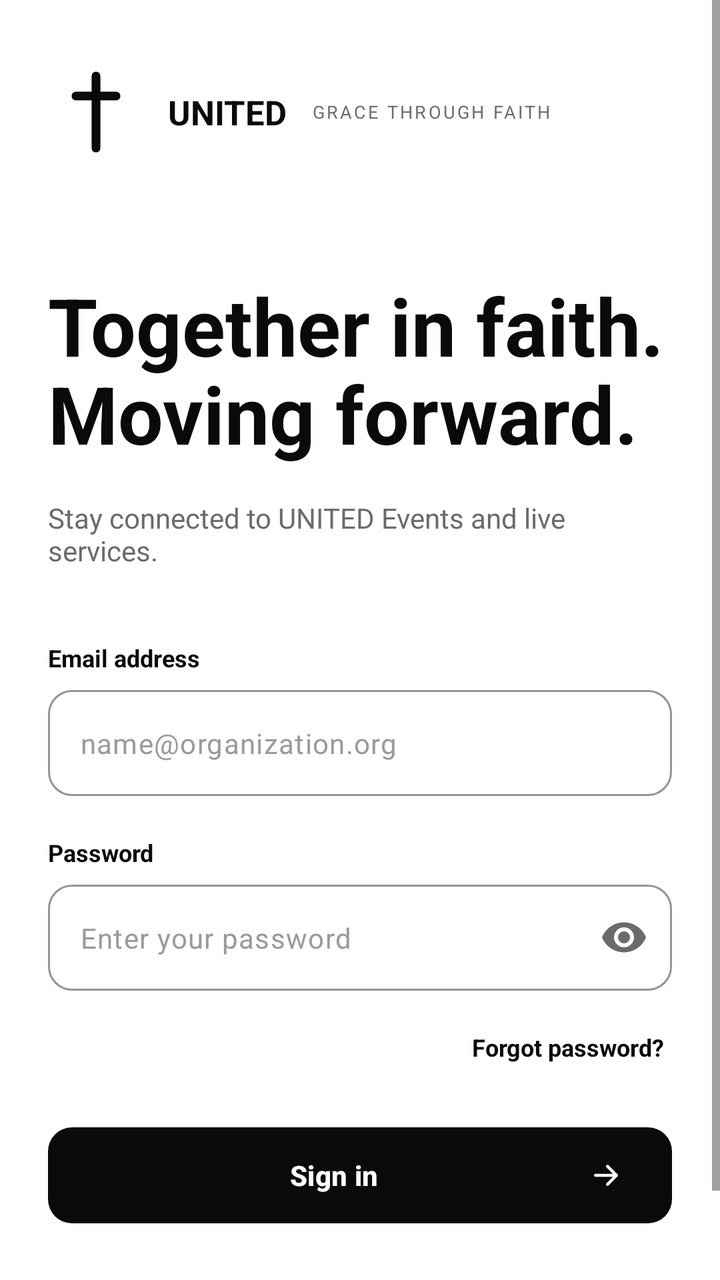
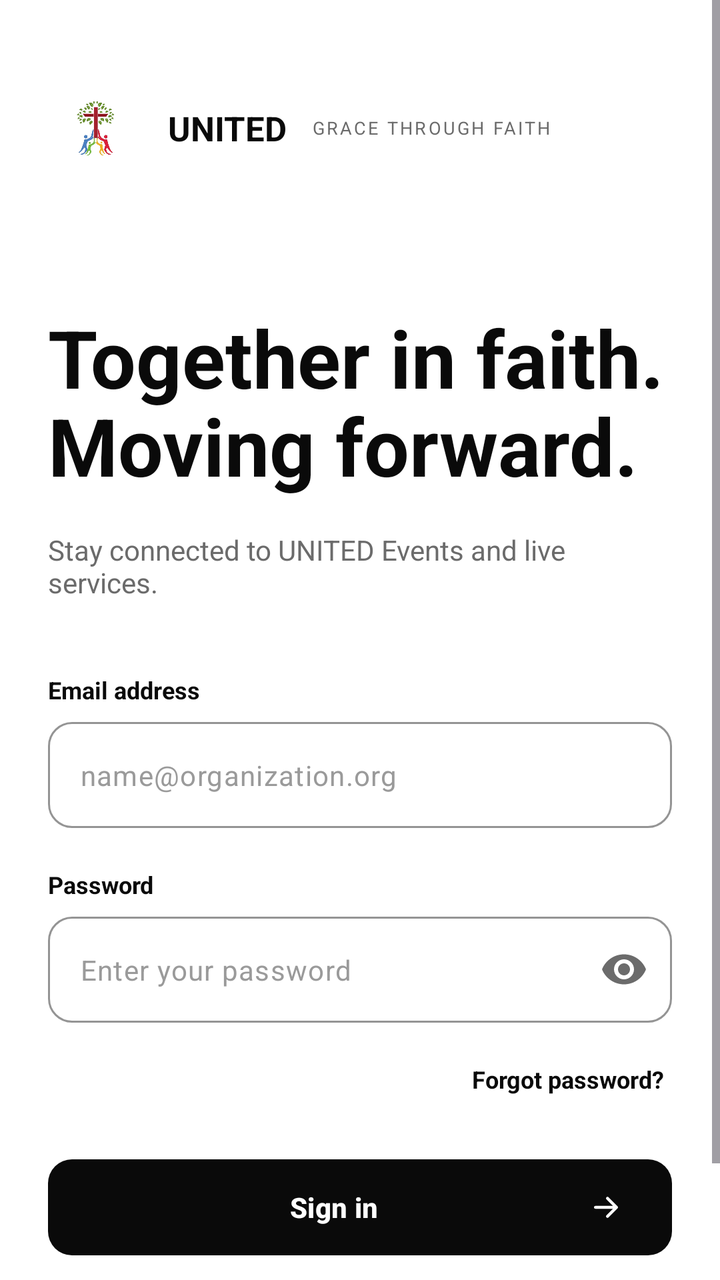

An Android layout rendered at two revisions. The XML below is the earlier revision; the diff shows what the commit changed to produce the second picture.
<!-- AndroidManifest.xml: application theme Theme.UNITED -->
<!-- res/layout/activity_login.xml -->
<?xml version="1.0" encoding="utf-8"?>
<ScrollView xmlns:android="http://schemas.android.com/apk/res/android"
    xmlns:app="http://schemas.android.com/apk/res-auto"
    android:id="@+id/main"
    android:layout_width="match_parent"
    android:layout_height="match_parent"
    android:background="@color/white"
    android:fillViewport="true">

    <LinearLayout
        android:layout_width="match_parent"
        android:layout_height="wrap_content"
        android:minHeight="100dp"
        android:orientation="vertical"
        android:paddingHorizontal="24dp"
        android:paddingTop="32dp"
        android:paddingBottom="24dp">

        
        <LinearLayout
            android:layout_width="wrap_content"
            android:layout_height="wrap_content"
            android:gravity="center_vertical"
            android:orientation="horizontal">

            <ImageView
                android:id="@+id/ivLogo"
                android:layout_width="48dp"
                android:layout_height="48dp"
                android:contentDescription="UNITED logo"
                android:src="@drawable/ic_logo_placeholder" />

            <TextView
                android:layout_width="wrap_content"
                android:layout_height="wrap_content"
                android:layout_marginStart="12dp"
                android:text="UNITED"
                android:textColor="@color/united_ink"
                android:textSize="17sp"
                android:textStyle="bold" />

            <TextView
                android:layout_width="wrap_content"
                android:layout_height="wrap_content"
                android:layout_marginStart="12dp"
                android:letterSpacing="0.12"
                android:text="@string/tagline"
                android:textColor="@color/united_gray"
                android:textSize="9sp" />
        </LinearLayout>

        
        <TextView
            android:layout_width="match_parent"
            android:layout_height="wrap_content"
            android:layout_marginTop="56dp"
            android:lineSpacingMultiplier="0.95"
            android:text="Together in faith. Moving forward."
            android:textColor="@color/united_ink"
            android:textSize="40sp"
            android:textStyle="bold" />

        <TextView
            android:layout_width="match_parent"
            android:layout_height="wrap_content"
            android:layout_marginTop="16dp"
            android:text="Stay connected to UNITED Events and live services."
            android:textColor="@color/united_gray"
            android:textSize="14sp" />

        
        <TextView
            android:layout_width="wrap_content"
            android:layout_height="wrap_content"
            android:layout_marginTop="36dp"
            android:text="Email address"
            android:textColor="@color/united_ink"
            android:textSize="12sp"
            android:textStyle="bold" />

        <com.google.android.material.textfield.TextInputLayout
            style="@style/Widget.Material3.TextInputLayout.OutlinedBox"
            android:layout_width="match_parent"
            android:layout_height="wrap_content"
            android:layout_marginTop="8dp"
            app:boxCornerRadiusBottomEnd="12dp"
            app:boxCornerRadiusBottomStart="12dp"
            app:boxCornerRadiusTopEnd="12dp"
            app:boxCornerRadiusTopStart="12dp"
            app:boxStrokeColor="@color/united_ink"
            app:hintEnabled="false">

            <com.google.android.material.textfield.TextInputEditText
                android:id="@+id/etEmail"
                android:layout_width="match_parent"
                android:layout_height="wrap_content"
                android:hint="name@organization.org"
                android:inputType="textEmailAddress"
                android:textColor="@color/united_ink"
                android:textColorHint="@color/united_gray_light"
                android:textSize="14sp" />
        </com.google.android.material.textfield.TextInputLayout>

        
        <TextView
            android:layout_width="wrap_content"
            android:layout_height="wrap_content"
            android:layout_marginTop="20dp"
            android:text="Password"
            android:textColor="@color/united_ink"
            android:textSize="12sp"
            android:textStyle="bold" />

        <com.google.android.material.textfield.TextInputLayout
            style="@style/Widget.Material3.TextInputLayout.OutlinedBox"
            android:layout_width="match_parent"
            android:layout_height="wrap_content"
            android:layout_marginTop="8dp"
            app:boxCornerRadiusBottomEnd="12dp"
            app:boxCornerRadiusBottomStart="12dp"
            app:boxCornerRadiusTopEnd="12dp"
            app:boxCornerRadiusTopStart="12dp"
            app:boxStrokeColor="@color/united_ink"
            app:endIconMode="password_toggle"
            app:endIconTint="@color/united_gray"
            app:hintEnabled="false">

            <com.google.android.material.textfield.TextInputEditText
                android:id="@+id/etPassword"
                android:layout_width="match_parent"
                android:layout_height="wrap_content"
                android:hint="Enter your password"
                android:inputType="textPassword"
                android:textColor="@color/united_ink"
                android:textColorHint="@color/united_gray_light"
                android:textSize="14sp" />
        </com.google.android.material.textfield.TextInputLayout>

        <TextView
            android:id="@+id/tvForgot"
            android:layout_width="wrap_content"
            android:layout_height="wrap_content"
            android:layout_gravity="end"
            android:layout_marginTop="16dp"
            android:padding="4dp"
            android:text="Forgot password?"
            android:textColor="@color/united_ink"
            android:textSize="12sp"
            android:textStyle="bold" />

        
        <com.google.android.material.button.MaterialButton
            android:id="@+id/btnSignIn"
            android:layout_width="match_parent"
            android:layout_height="56dp"
            android:layout_marginTop="24dp"
            android:text="Sign in"
            android:textAllCaps="false"
            android:textColor="@color/white"
            android:textSize="14sp"
            android:textStyle="bold"
            app:backgroundTint="@color/united_ink"
            app:cornerRadius="12dp"
            app:icon="@drawable/ic_arrow_right"
            app:iconGravity="end"
            app:iconTint="@color/white" />

        
        <View
            android:layout_width="match_parent"
            android:layout_height="0dp"
            android:layout_weight="1" />

        
        <LinearLayout
            android:layout_width="wrap_content"
            android:layout_height="wrap_content"
            android:layout_gravity="center_horizontal"
            android:layout_marginTop="32dp"
            android:orientation="horizontal">

            <TextView
                android:layout_width="wrap_content"
                android:layout_height="wrap_content"
                android:text="Don't have an account? "
                android:textColor="@color/united_gray"
                android:textSize="12sp" />

            <TextView
                android:id="@+id/tvCreateAccount"
                android:layout_width="wrap_content"
                android:layout_height="wrap_content"
                android:text="Create account"
                android:textColor="@color/united_ink"
                android:textSize="12sp"
                android:textStyle="bold" />
        </LinearLayout>

    </LinearLayout>
</ScrollView>
<!-- resources referenced by this layout -->
<resources>
  <color name="united_gray">#FF6B6B6B</color>
  <color name="united_gray_light">#FF9A9A9A</color>
  <color name="united_ink">#FF0A0A0A</color>
  <color name="white">#FFFFFFFF</color>
  <!-- drawable ic_arrow_right (drawable) -->
  <?xml version="1.0" encoding="utf-8"?>
  <vector xmlns:android="http://schemas.android.com/apk/res/android"
      android:width="24dp" android:height="24dp"
      android:viewportWidth="24" android:viewportHeight="24">
      <path android:pathData="M5,12h14 M13,6l6,6l-6,6"
          android:strokeColor="#FFFFFFFF" android:strokeWidth="2" android:strokeLineCap="round" android:strokeLineJoin="round" />
  </vector>
  <!-- drawable ic_logo_placeholder (drawable) -->
  <?xml version="1.0" encoding="utf-8"?>
  <vector xmlns:android="http://schemas.android.com/apk/res/android"
      android:width="48dp" android:height="48dp"
      android:viewportWidth="24" android:viewportHeight="24">
      <path android:pathData="M12,3v18 M7,8h10"
          android:strokeColor="#FF0A0A0A" android:strokeWidth="2.2" android:strokeLineCap="round" />
  </vector>
  <string name="tagline">GRACE THROUGH FAITH</string>
  <style name="Theme.UNITED" parent="Base.Theme.UNITED" />
  <style name="Base.Theme.UNITED" parent="Theme.Material3.Light.NoActionBar">
          <item name="colorPrimary">@color/united_ink</item>
          <item name="colorOnPrimary">@color/white</item>
          <item name="android:windowBackground">@color/white</item>
          <item name="android:colorBackground">@color/white</item>
      </style>
</resources>

<!-- the commit's change to res/layout/activity_login.xml (unified diff, before → after) -->
@@ -24,11 +24,10 @@
             android:orientation="horizontal">
 
             <ImageView
-                android:id="@+id/ivLogo"
+                android:src="@drawable/united_logo"
                 android:layout_width="48dp"
-                android:layout_height="48dp"
-                android:contentDescription="UNITED logo"
-                android:src="@drawable/ic_logo_placeholder" />
+                android:layout_height="64dp"
+                android:contentDescription="UNITED logo"/>
 
             <TextView
                 android:layout_width="wrap_content"
<!-- resource entries referenced after the edit -->
@@ -12,14 +12,7 @@
       <path android:pathData="M5,12h14 M13,6l6,6l-6,6"
           android:strokeColor="#FFFFFFFF" android:strokeWidth="2" android:strokeLineCap="round" android:strokeLineJoin="round" />
   </vector>
-  <!-- drawable ic_logo_placeholder (drawable) -->
-  <?xml version="1.0" encoding="utf-8"?>
-  <vector xmlns:android="http://schemas.android.com/apk/res/android"
-      android:width="48dp" android:height="48dp"
-      android:viewportWidth="24" android:viewportHeight="24">
-      <path android:pathData="M12,3v18 M7,8h10"
-          android:strokeColor="#FF0A0A0A" android:strokeWidth="2.2" android:strokeLineCap="round" />
-  </vector>
+  <!-- drawable united_logo: png bitmap (drawable, 27627 bytes) -->
   <string name="tagline">GRACE THROUGH FAITH</string>
   <style name="Theme.UNITED" parent="Base.Theme.UNITED" />
   <style name="Base.Theme.UNITED" parent="Theme.Material3.Light.NoActionBar">
